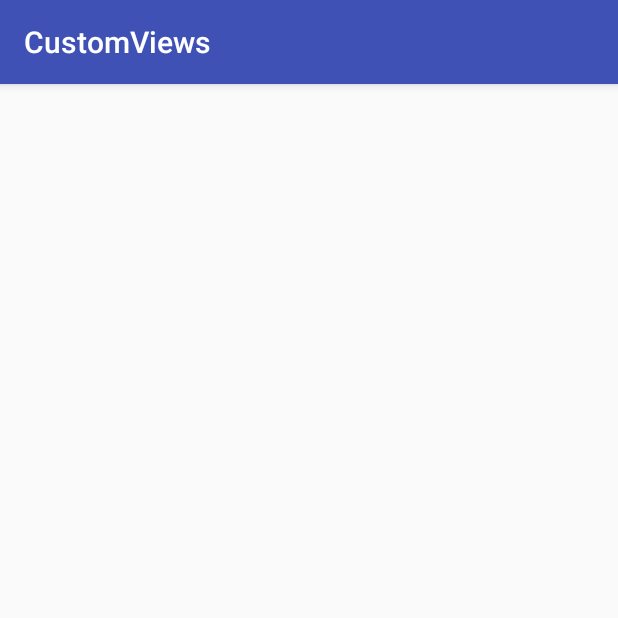
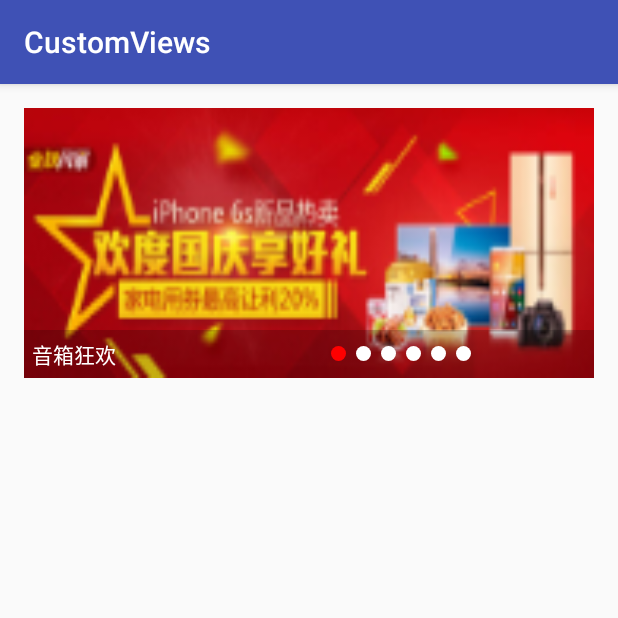
Before and after one commit to 350258655/CustomView, an Android app: the WheelActivity screen opened directly, with no data from a screen before it, on a phone screen of 412 x 824 dp, the top half of it. Run offline under Robolectric (Android 15) with nearby library versions, the phone set to English and light mode, and no system bars.

Commit message:
自定义轮播图

```diff
--- /dev/null
+++ b/app/src/main/java/com/shake/customviews/wheel/WheelAdapter.java
@@ -0,0 +1,76 @@
+package com.shake.customviews.wheel;
+
+import android.content.Context;
+import android.support.v4.view.PagerAdapter;
+import android.view.View;
+import android.view.ViewGroup;
+import android.widget.ImageView;
+
+import java.util.List;
+
+/**
+ * Created by shake on 17-6-1.
+ */
+public class WheelAdapter extends PagerAdapter {
+
+    private List<ImageView> mListDatas;
+    private Context mContext;
+
+
+    public WheelAdapter(Context context, List<ImageView> imageViews) {
+        this.mContext = context;
+        this.mListDatas = imageViews;
+    }
+
+
+    /**
+     * 页面的数量，返回最大值
+     *
+     * @return
+     */
+    @Override
+    public int getCount() {
+        if (mListDatas != null) {
+            return Integer.MAX_VALUE;
+        }
+        return 0;
+    }
+
+    @Override
+    public boolean isViewFromObject(View view, Object object) {
+        return view == object;
+    }
+
+    /**
+     * 初始化Item
+     *
+     * @param container
+     * @param position
+     * @return
+     */
+    @Override
+    public Object instantiateItem(ViewGroup container, int position) {
+
+        //先取余
+        position = position % mListDatas.size();
+
+        //获取数据
+        ImageView imageView = mListDatas.get(position);
+        //添加数据
+        container.addView(imageView);
+        // 记录缓存标记--return 标记
+        return imageView;
+    }
+
+
+    @Override
+    public void destroyItem(ViewGroup container, int position, Object object) {
+        //先取余
+        position = position % mListDatas.size();
+
+        //获取数据
+        ImageView imageView = mListDatas.get(position);
+        //添加数据
+        container.removeView(imageView);
+    }
+}
--- a/app/src/main/java/com/shake/customviews/wheel/WheelView.java
+++ b/app/src/main/java/com/shake/customviews/wheel/WheelView.java
@@ -164,7 +164,7 @@ public class WheelView extends RelativeLayout implements ViewPager.OnPageChangeL
         tv_title.setText(titles[position]);
     }
 
-    // 回调方法,当viewpager的滑动状态改变时的回调
+    // 回调方法, 当viewpager的滑动状态改变时的回调
     // * @see ViewPager#SCROLL_STATE_IDLE : 闲置状态
     // * @see ViewPager#SCROLL_STATE_DRAGGING :拖动状态
     // * @see ViewPager#SCROLL_STATE_SETTLING: 固定状态
--- /dev/null
+++ b/app/src/main/res/drawable/point_radius_normal.xml
@@ -0,0 +1,6 @@
+<?xml version="1.0" encoding="utf-8"?>
+<shape xmlns:android="http://schemas.android.com/apk/res/android"
+    android:shape="oval">
+    <corners android:radius="5dp"/>
+    <solid android:color="@android:color/white"/>
+</shape>
--- /dev/null
+++ b/app/src/main/res/drawable/point_radius_selected.xml
@@ -0,0 +1,6 @@
+<?xml version="1.0" encoding="utf-8"?>
+<shape xmlns:android="http://schemas.android.com/apk/res/android"
+    android:shape="oval">
+    <corners android:radius="5dp"/>
+    <solid android:color="#ff0000"/>
+</shape>
--- a/app/src/main/res/layout/activity_wheel.xml
+++ b/app/src/main/res/layout/activity_wheel.xml
@@ -10,4 +10,8 @@
     android:paddingTop="@dimen/activity_vertical_margin"
     tools:context=".wheel.WheelActivity">
 
+    <com.shake.customviews.wheel.WheelView
+        android:layout_width="match_parent"
+        android:layout_height="match_parent"/>
+
 </RelativeLayout>
--- /dev/null
+++ b/app/src/main/res/layout/wheel_view.xml
@@ -0,0 +1,35 @@
+<?xml version="1.0" encoding="utf-8"?>
+<RelativeLayout xmlns:android="http://schemas.android.com/apk/res/android"
+                android:layout_width="match_parent"
+                android:layout_height="180dp">
+
+        <android.support.v4.view.ViewPager
+            android:id="@+id/pager"
+            android:layout_width="match_parent"
+            android:layout_height="180dp"/>
+        <LinearLayout
+            android:layout_width="match_parent"
+            android:layout_height="wrap_content"
+            android:layout_alignParentBottom="true"
+            android:background="#33000000"
+            android:orientation="horizontal"
+            android:padding="5dp">
+
+            <TextView
+                android:id="@+id/tv_title"
+                android:layout_weight="1"
+                android:layout_width="0dp"
+                android:layout_height="wrap_content"
+                android:textColor="@android:color/white"/>
+
+            <!-- 装点的容器-->
+            <LinearLayout
+                android:id="@+id/point_container"
+                android:layout_weight="2"
+                android:layout_width="0dp"
+                android:layout_height="wrap_content"
+                android:orientation="horizontal"
+                android:gravity="center"
+                android:layout_gravity="center"/>
+        </LinearLayout>
+</RelativeLayout>
```
